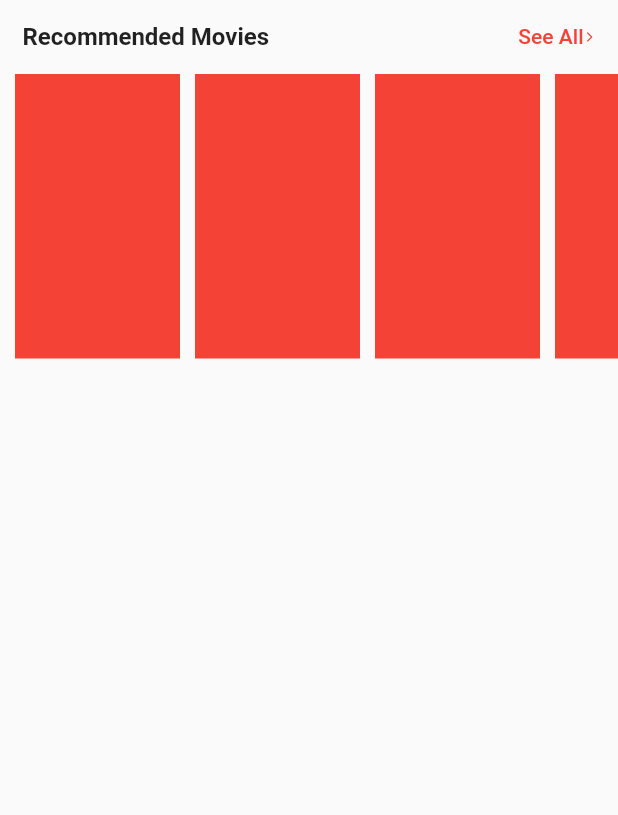
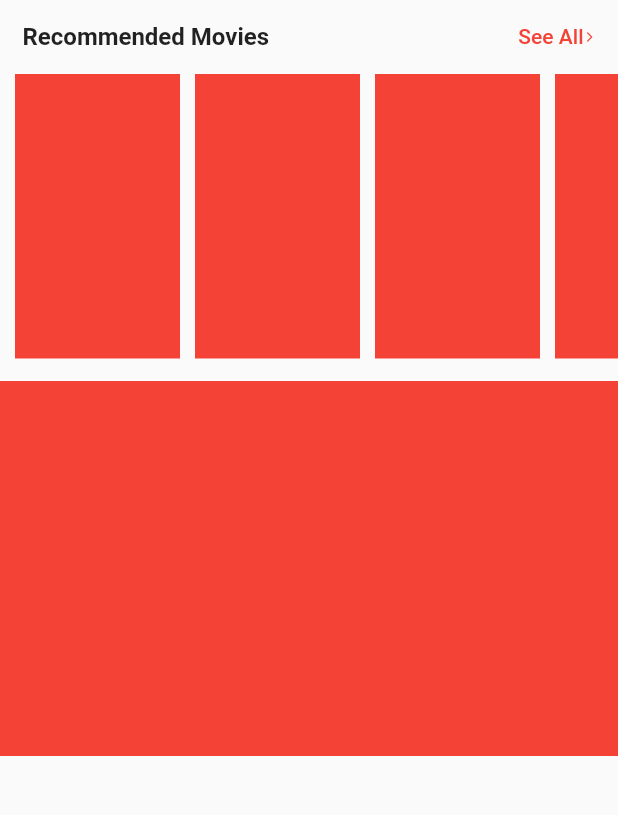
Before and after one commit to KrishnaKrinc/BookMyShow_CM, a Flutter app: the screen it shows after launch, on a phone screen of 412 x 824 dp, the part 225-1040 px from its top. Run offline on Flutter 3.47's test engine with Material 2 defaults, Android fonts, the phone set to English and light mode, and no system bars; our stand-ins replace geocoding, geolocator, get.

Commit message:
Started creating a Carousel Slider

```diff
--- a/lib/controllers/location_controller.dart
+++ b/lib/controllers/location_controller.dart
@@ -48,6 +48,6 @@ class LocationController extends GetxController {
     List<Placemark> placemark =
         await placemarkFromCoordinates(position.latitude, position.longitude);
     Placemark place = placemark[0];
-    city.value = '${place.locality}' == 'Salem'? '${place.locality}':'Salem';
+    city.value = '${place.locality}' == 'Salem' ? '${place.locality}' : 'Salem';
   }
 }
--- /dev/null
+++ b/lib/models/custom_widgets/custom_carousel.dart
@@ -0,0 +1,19 @@
+import 'package:flutter/material.dart';
+
+class CustomCarouselSlider extends StatefulWidget {
+  const CustomCarouselSlider({super.key});
+
+  @override
+  State<CustomCarouselSlider> createState() => _CustomCarouselSliderState();
+}
+
+class _CustomCarouselSliderState extends State<CustomCarouselSlider> {
+  @override
+  Widget build(BuildContext context) {
+    return Container(
+      color: Colors.red,
+      height: 250,
+      width: double.infinity,
+    );
+  }
+}
--- a/lib/views/homepage.dart
+++ b/lib/views/homepage.dart
@@ -1,4 +1,5 @@
 import 'package:book_my_show/controllers/location_controller.dart';
+import 'package:book_my_show/models/custom_widgets/custom_carousel.dart';
 import 'package:book_my_show/models/custom_widgets/custom_inkwell.dart';
 import 'package:book_my_show/models/custom_widgets/custom_scroll_navicons.dart';
 import 'package:flutter/material.dart';
@@ -94,49 +95,49 @@ class HomePage extends GetView<LocationController> {
               children: <Widget>[
                 const SizedBox(width: 10),
                 CustomScrollNavIcons(
-                  imagePath: 'assets/Movies.png',
+                  imagePath: 'assets/logos/Movies.png',
                   onTap: () {
                     print('Movies');
                   },
                 ),
                 const SizedBox(width: 10),
                 CustomScrollNavIcons(
-                  imagePath: 'assets/Stream.png',
+                  imagePath: 'assets/logos/Stream.png',
                   onTap: () {
                     print('Stream');
                   },
                 ),
                 const SizedBox(width: 10),
                 CustomScrollNavIcons(
-                  imagePath: 'assets/Music.png',
+                  imagePath: 'assets/logos/Music.png',
                   onTap: () {
                     print('Music');
                   },
                 ),
                 const SizedBox(width: 10),
                 CustomScrollNavIcons(
-                  imagePath: 'assets/Comedy.png',
+                  imagePath: 'assets/logos/Comedy.png',
                   onTap: () {
                     print('Comedy');
                   },
                 ),
                 const SizedBox(width: 10),
                 CustomScrollNavIcons(
-                  imagePath: 'assets/Sports.png',
+                  imagePath: 'assets/logos/Sports.png',
                   onTap: () {
                     print('Sports');
                   },
                 ),
                 const SizedBox(width: 10),
                 CustomScrollNavIcons(
-                  imagePath: 'assets/Plays.png',
+                  imagePath: 'assets/logos/Plays.png',
                   onTap: () {
                     print('Plays');
                   },
                 ),
                 const SizedBox(width: 10),
                 CustomScrollNavIcons(
-                  imagePath: 'assets/SeeAll.png',
+                  imagePath: 'assets/logos/SeeAll.png',
                   onTap: () {
                     print('SeeAll');
                   },
@@ -160,6 +161,8 @@ class HomePage extends GetView<LocationController> {
                 ),
                 // Text Button for see all option
                 InkWell(
+                    splashColor: Colors.transparent,
+                    highlightColor: Colors.transparent,
                     onTap: () {
                       print('See All');
                     },
@@ -234,6 +237,10 @@ class HomePage extends GetView<LocationController> {
               ],
             ),
           ),
+
+          // Carousel_Slider
+          const SizedBox(height: 15),
+          CustomCarouselSlider(),
         ],
       ),
     );
```
Also changed, not shown: pubspec.yaml (+13 -7 lines), assets/images/SampleImages (1).jpg (added), assets/images/SampleImages (2).jpg (added), assets/images/SampleImages (3).jpg (added), assets/images/SampleImages (4).jpg (added), assets/images/SampleImages (5).jpg (added), assets/logos/Comedy.png (renamed from assets/Comedy.png), assets/logos/Movies.png (renamed from assets/Movies.png), assets/logos/Music.png (renamed from assets/Music.png), assets/logos/Plays.png (renamed from assets/Plays.png), assets/logos/SeeAll.png (renamed from assets/SeeAll.png), assets/logos/Sports.png (renamed from assets/Sports.png), assets/logos/Stream.png (renamed from assets/Stream.png), pubspec.lock.
